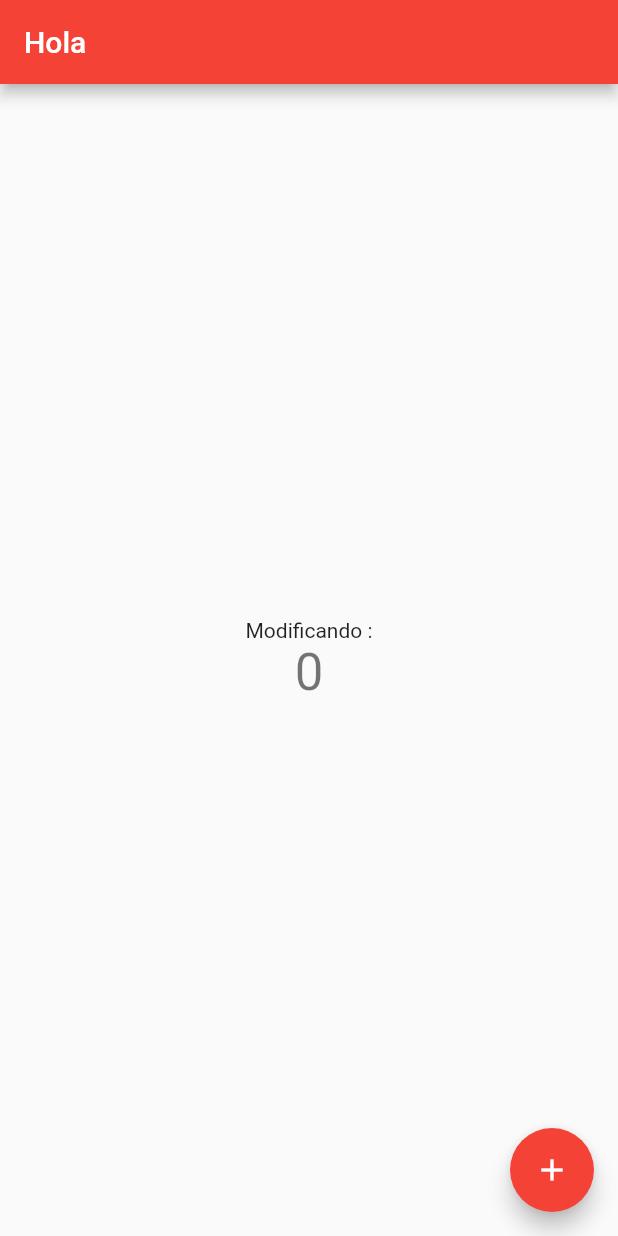
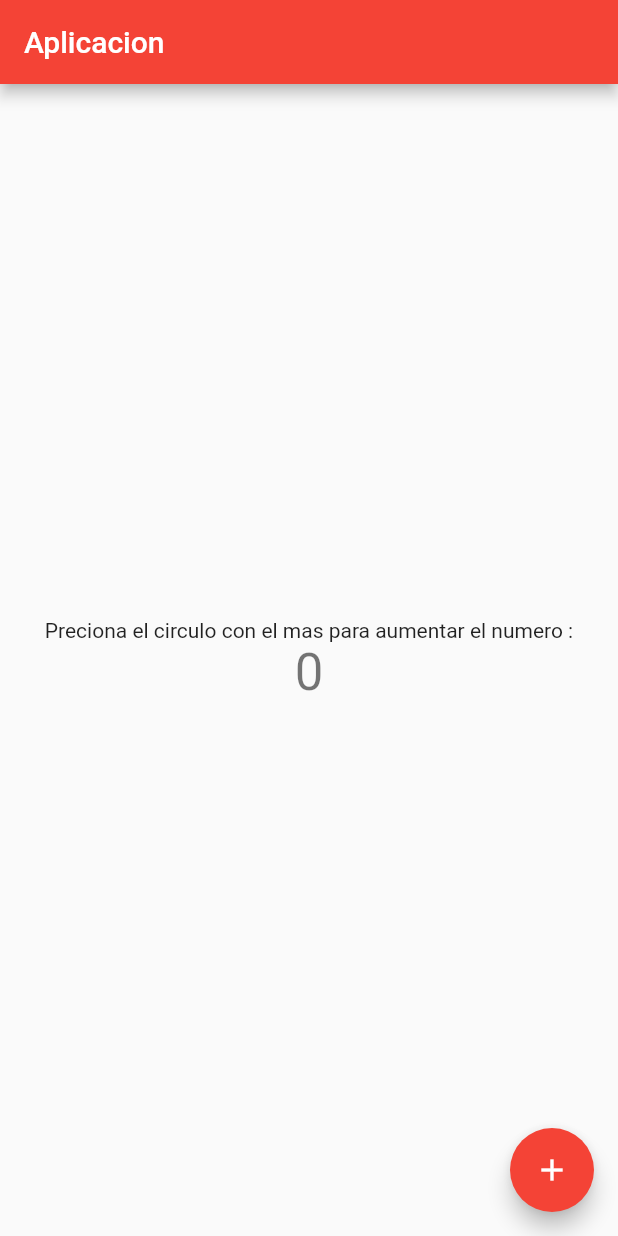
Before and after one commit to elberfeld2/flutter, a Flutter app: the screen it shows after launch, on a phone screen of 412 x 824 dp. Run offline on Flutter 3.47's test engine with Material 2 defaults, Android fonts, the phone set to English and light mode, and no system bars.

Commit message:
Modificando la app

```diff
--- a/lib/main.dart
+++ b/lib/main.dart
@@ -9,24 +9,14 @@ class MyApp extends StatelessWidget {
   @override
   Widget build(BuildContext context) {
     return MaterialApp(
-      title: 'Flutter Demo',
+      title: 'Aplicacion',
       theme: ThemeData(
-        // This is the theme of your application.
-        //
-        // Try running your application with "flutter run". You'll see the
-        // application has a blue toolbar. Then, without quitting the app, try
-        // changing the primarySwatch below to Colors.green and then invoke
-        // "hot reload" (press "r" in the console where you ran "flutter run",
-        // or simply save your changes to "hot reload" in a Flutter IDE).
-        // Notice that the counter didn't reset back to zero; the application
-        // is not restarted.
+
         primarySwatch: Colors.red ,
-        // This makes the visual density adapt to the platform that you run
-        // the app on. For desktop platforms, the controls will be smaller and
-        // closer together (more dense) than on mobile platforms.
+
         visualDensity: VisualDensity.adaptivePlatformDensity,
       ),
-      home: MyHomePage(title: 'Hola'),
+      home: MyHomePage(title: 'Aplicacion'),
     );
   }
 }
@@ -54,11 +44,7 @@ class _MyHomePageState extends State<MyHomePage> {
 
   void _incrementCounter() {
     setState(() {
-      // This call to setState tells the Flutter framework that something has
-      // changed in this State, which causes it to rerun the build method below
-      // so that the display can reflect the updated values. If we changed
-      // _counter without calling setState(), then the build method would not be
-      // called again, and so nothing would appear to happen.
+
       print("Probando "+_counter.toString());
       _counter++;
     });
@@ -66,12 +52,7 @@ class _MyHomePageState extends State<MyHomePage> {
 
   @override
   Widget build(BuildContext context) {
-    // This method is rerun every time setState is called, for instance as done
-    // by the _incrementCounter method above.
-    //
-    // The Flutter framework has been optimized to make rerunning build methods
-    // fast, so that you can just rebuild anything that needs updating rather
-    // than having to individually change instances of widgets.
+
     return Scaffold(
       appBar: AppBar(
         // Here we take the value from the MyHomePage object that was created by
@@ -82,24 +63,11 @@ class _MyHomePageState extends State<MyHomePage> {
         // Center is a layout widget. It takes a single child and positions it
         // in the middle of the parent.
         child: Column(
-          // Column is also a layout widget. It takes a list of children and
-          // arranges them vertically. By default, it sizes itself to fit its
-          // children horizontally, and tries to be as tall as its parent.
-          //
-          // Invoke "debug painting" (press "p" in the console, choose the
-          // "Toggle Debug Paint" action from the Flutter Inspector in Android
-          // Studio, or the "Toggle Debug Paint" command in Visual Studio Code)
-          // to see the wireframe for each widget.
-          //
-          // Column has various properties to control how it sizes itself and
-          // how it positions its children. Here we use mainAxisAlignment to
-          // center the children vertically; the main axis here is the vertical
-          // axis because Columns are vertical (the cross axis would be
-          // horizontal).
+
           mainAxisAlignment: MainAxisAlignment.center,
           children: <Widget>[
             Text(
-              'Modificando :',
+              'Preciona el circulo con el mas para aumentar el numero :',
             ),
             Text(
               '$_counter',
--- a/pubspec.yaml
+++ b/pubspec.yaml
@@ -1,5 +1,5 @@
 name: mpa
-description: A new Flutter project.
+description: Nuevo proyecto
 
 # The following line prevents the package from being accidentally published to
 # pub.dev using `pub publish`. This is preferred for private packages.
```
Also changed, not shown: 4 other files.
